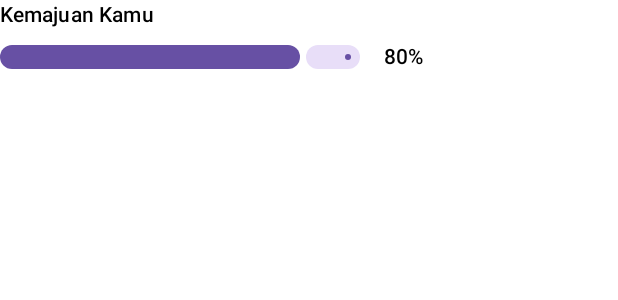
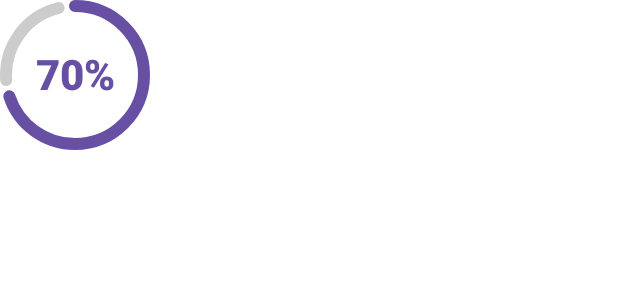
Before and after one commit to ihfazhillah/daily-tracker-child, an Android app built with Jetpack Compose: the @Preview function MyProgressPreview, on a phone screen of 412 x 824 dp. Shown: the top 300 px of the screen. Run offline under Robolectric (Android 15) with nearby library versions, the phone set to English and light mode, and no system bars; network calls fail.

Commit message:
add progress bar circle

```diff
--- a/app/src/main/java/com/ihfazh/dailytrackerchild/components/Progress.kt
+++ b/app/src/main/java/com/ihfazh/dailytrackerchild/components/Progress.kt
@@ -1,17 +1,26 @@
 package com.ihfazh.dailytrackerchild.components
 
+import androidx.compose.foundation.layout.Box
 import androidx.compose.foundation.layout.Column
 import androidx.compose.foundation.layout.Row
 import androidx.compose.foundation.layout.Spacer
 import androidx.compose.foundation.layout.height
 import androidx.compose.foundation.layout.width
+import androidx.compose.material3.CircularProgressIndicator
 import androidx.compose.material3.LinearProgressIndicator
+import androidx.compose.material3.MaterialTheme
 import androidx.compose.material3.Text
 import androidx.compose.runtime.Composable
 import androidx.compose.ui.Alignment
 import androidx.compose.ui.Modifier
+import androidx.compose.ui.graphics.Color
+import androidx.compose.ui.graphics.StrokeCap
+import androidx.compose.ui.text.font.FontWeight
 import androidx.compose.ui.tooling.preview.Preview
+import androidx.compose.ui.unit.Dp
 import androidx.compose.ui.unit.dp
+import androidx.compose.ui.unit.sp
+import androidx.compose.ui.unit.times
 import com.ihfazh.dailytrackerchild.ui.theme.Typography
 import kotlin.math.roundToInt
 
@@ -41,8 +50,45 @@ fun MyProgress(progress: Float){
 }
 
 
+@Composable
+fun CircleProgress(progress: Float, modifier: Modifier = Modifier, diameter: Dp = 100.dp){
+
+    var totalProgress = (progress * 100)
+    if (totalProgress.isNaN()){
+        totalProgress = 0F
+    }
+
+    val fontSize = (0.28f * diameter.value.sp)
+
+
+    Box(
+        modifier = modifier
+            ,
+        contentAlignment = Alignment.Center
+    ){
+        CircularProgressIndicator(
+            progress = progress,
+            color = MaterialTheme.colorScheme.primary,
+            trackColor = Color.LightGray,
+            strokeWidth = 8.dp,
+            strokeCap = StrokeCap.Round,
+            modifier = Modifier
+                .width(diameter)
+                .height(diameter)
+        )
+        Text(
+            text = "${totalProgress.roundToInt()}%",
+            fontWeight = FontWeight(800),
+            fontSize = fontSize,
+            color = MaterialTheme.colorScheme.primary
+        )
+    }
+
+}
+
+
 @Preview
 @Composable
 fun MyProgressPreview(){
-    MyProgress((8.toFloat() / 10))
+    CircleProgress((7.toFloat() / 10), diameter = 100.dp)
 }
```
